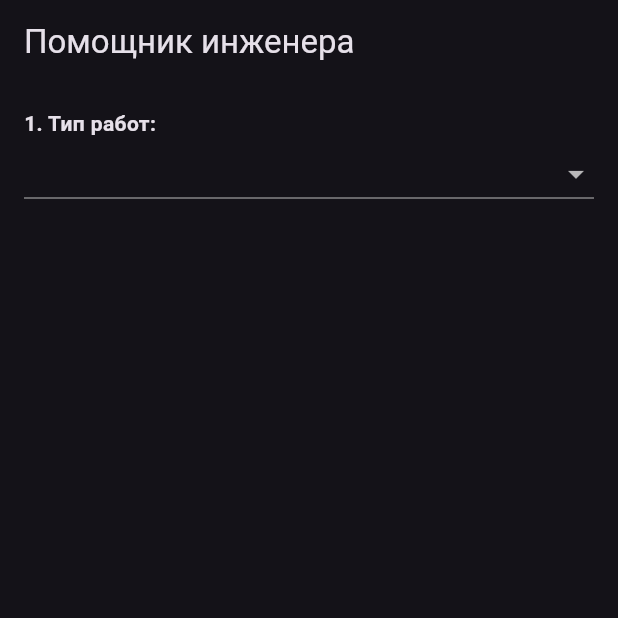
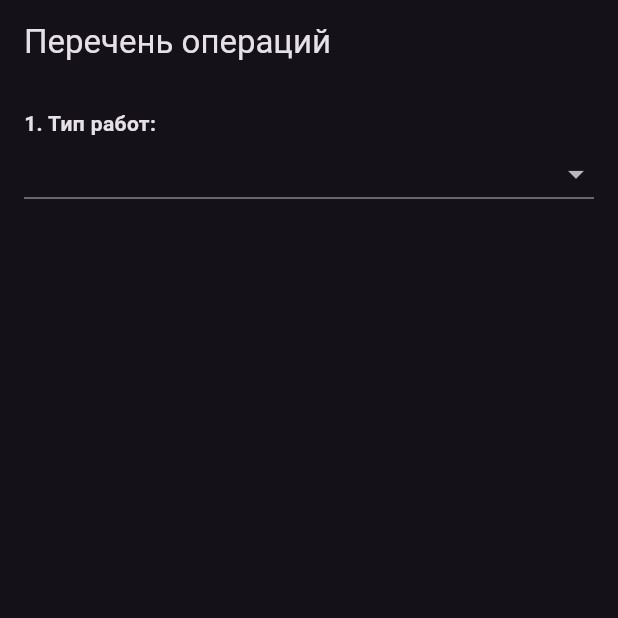
Before and after one commit to virza1998/my_work_app, a Flutter app: the screen it shows after launch, on a phone screen of 412 x 824 dp, the top half of it. Run offline on Flutter 3.47's test engine with Material 3 defaults, Android fonts, the phone set to English and light mode, and no system bars.

Commit message:
Update main.dart

```diff
--- a/lib/main.dart
+++ b/lib/main.dart
@@ -9,13 +9,10 @@ class WorkApp extends StatelessWidget {
   Widget build(BuildContext context) {
     return MaterialApp(
       debugShowCheckedModeBanner: false,
-      // Светлая тема
       theme: ThemeData(primarySwatch: Colors.blue),
-      // Настройка ТЕМНОЙ темы
       darkTheme: ThemeData.dark().copyWith(
         primaryColor: Colors.amber,
       ),
-      // Принудительное включение темной темы
       themeMode: ThemeMode.dark,
       home: const SelectionScreen(),
     );
@@ -52,7 +49,8 @@ class _SelectionScreenState extends State<SelectionScreen> {
   @override
   Widget build(BuildContext context) {
     return Scaffold(
-      appBar: AppBar(title: const Text('Помощник инженера')),
+      // ТВОЕ НОВОЕ НАЗВАНИЕ ЗДЕСЬ
+      appBar: AppBar(title: const Text('Перечень операций')),
       body: SingleChildScrollView(
         padding: const EdgeInsets.all(16.0),
         child: Column(
@@ -100,7 +98,6 @@ class _SelectionScreenState extends State<SelectionScreen> {
 
             const SizedBox(height: 40),
 
-            // ФИНАЛЬНЫЙ ТЕКСТ (Исправлен для темной темы)
             if (selectedItem != null)
               Container(
                 width: double.infinity,
```
